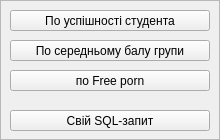
Above: src/queryform.ui from MikeostCorp/Gradify before the change. Below: the same form after it.
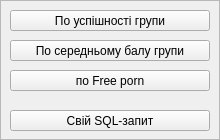
That is the form after the change.

Patch:
```diff
--- a/src/queryform.ui
+++ b/src/queryform.ui
@@ -72,7 +72,7 @@
      <cursorShape>PointingHandCursor</cursorShape>
     </property>
     <property name="text">
-     <string>По успішності студента</string>
+     <string>По успішності групи</string>
     </property>
    </widget>
    <widget class="QPushButton" name="freePushButton">
```
